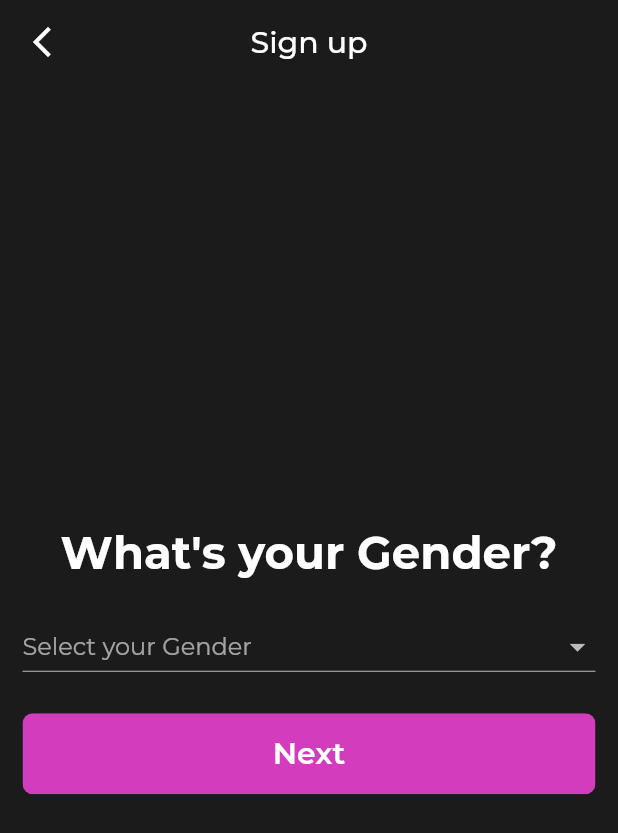
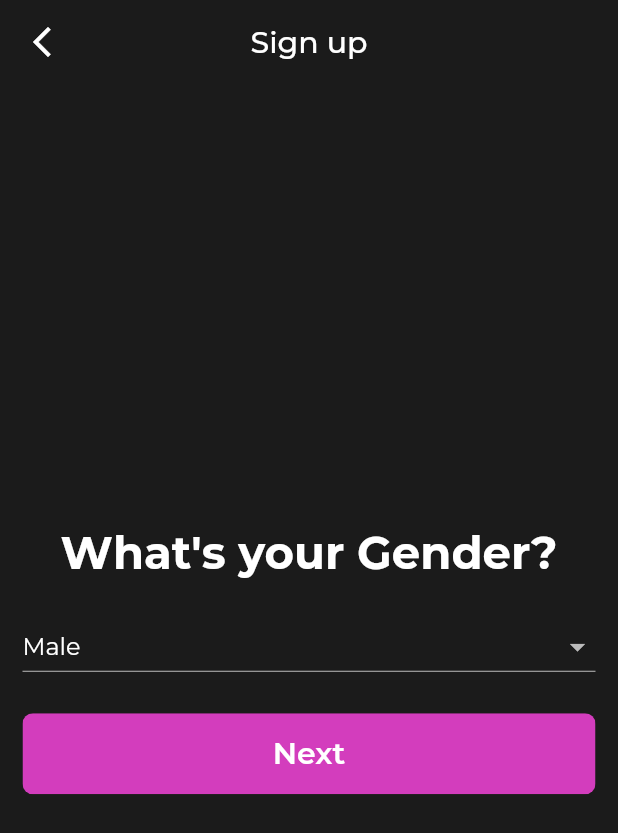
Before and after one commit to manosanjay-g/socod, a Flutter app: the SignUpScreen screen opened by its route, after a tap on "Next", on a phone screen of 412 x 824 dp. Shown: the top 833 px of the screen. Run offline on Flutter 3.47's test engine with Material 2 defaults, Android fonts, the phone set to English and light mode, and no system bars; our stand-ins replace flutter_card_swiper, fluttertoast, image_picker.

Commit message:
big change

```diff
--- a/client/socod/lib/configs/route_config.dart
+++ b/client/socod/lib/configs/route_config.dart
@@ -9,6 +9,6 @@ var routes = <String, WidgetBuilder>{
   '/matches-screen': (_) => const MatchesScreen(),
   '/otp-screen': (_) => const OTPScreen(),
   '/preferences-screen': (_) => const PreferencesScreen(),
-  '/signin-screen': (_) => SignInScreen(),
+  '/signin-screen': (_) => const SignInScreen(),
   '/signup-screen': (_) => const SignUpScreen(),
 };
--- a/client/socod/lib/screens/signin_screen.dart
+++ b/client/socod/lib/screens/signin_screen.dart
@@ -89,14 +89,14 @@ class _SignInScreenState extends State<SignInScreen> {
                     ),
                     Consumer<AuthProvider>(
                       builder: (context, authProvider, _) => Container(
-                        child: authProvider.errorMessage() != null
+                        child: authProvider.resMessage() != null
                             ? Column(
                                 children: [
                                   const SizedBox(
                                     height: 20,
                                   ),
                                   Text(
-                                    authProvider.errorMessage().toString(),
+                                    authProvider.resMessage().toString(),
                                     textAlign: TextAlign.center,
                                   ),
                                 ],
--- a/client/socod/lib/screens/signup_screen.dart
+++ b/client/socod/lib/screens/signup_screen.dart
@@ -1,4 +1,8 @@
+import 'dart:convert';
+
 import 'package:flutter/material.dart';
+import 'package:fluttertoast/fluttertoast.dart';
+import 'package:socod/providers/auth_provider.dart';
 import 'package:socod/widgets/signup_screen/bio_interests_field.dart';
 import 'package:socod/widgets/signup_screen/dept_field.dart';
 import 'package:socod/widgets/signup_screen/email_password_field.dart';
@@ -6,6 +10,7 @@ import 'package:socod/widgets/signup_screen/gender_field.dart';
 import 'package:socod/widgets/signup_screen/name_field.dart';
 import 'package:socod/widgets/signup_screen/otp_field.dart';
 import 'package:socod/widgets/signup_screen/profile_image_field.dart';
+import 'package:provider/provider.dart';
 
 class SignUpScreen extends StatefulWidget {
   const SignUpScreen({super.key});
@@ -16,15 +21,17 @@ class SignUpScreen extends StatefulWidget {
 
 class _SignUpScreenState extends State<SignUpScreen> {
   int _count = 0;
+  bool _isLoading = false;
   final List _pages = [
     const NameField(),
     GenderField(),
     DeptField(),
     const EmailPasswordField(),
     const BioInterestsField(),
-    const ProfileImageField(),
+    ProfileImageField(),
     const OTPField(),
   ];
+
   @override
   Widget build(BuildContext context) {
     return WillPopScope(
@@ -54,7 +61,8 @@ class _SignUpScreenState extends State<SignUpScreen> {
             children: [
               _pages[_count],
               _count < _pages.length - 1
-                  ? ClipRRect(
+                  ? Consumer<AuthProvider>(
+                      builder: (context, authProvider, _) => ClipRRect(
                         borderRadius: BorderRadius.circular(7),
                         child: TextButton(
                           style: TextButton.styleFrom(
@@ -65,9 +73,31 @@ class _SignUpScreenState extends State<SignUpScreen> {
                           onPressed: () => {
                             setState(() {
                               if (_count < _pages.length - 1) {
+                                if (_count == 5) {
+                                  setState(() => {
+                                        _isLoading = true,
+                                      });
+                                  var res = authProvider.signUp();
+                                  res.then((value) {
+                                    if (value != null) {
+                                      if (value.statusCode != 200 &&
+                                          value.statusCode != 201) {
+                                        Fluttertoast.showToast(
+                                            msg: jsonDecode(
+                                                value.body)["message"]);
+                                      } else {
                                         _count = _count + 1;
                                       }
-                          })
+                                      setState(() {
+                                        _isLoading = false;
+                                      });
+                                    }
+                                  });
+                                } else {
+                                  _count = _count + 1;
+                                }
+                              }
+                            }),
                           },
                           child: Container(
                             color: Theme.of(context).accentColor,
@@ -76,13 +106,18 @@ class _SignUpScreenState extends State<SignUpScreen> {
                               vertical: 15,
                               horizontal: 25,
                             ),
-                          child: const Center(
-                            child: Text(
+                            child: Center(
+                              child: _isLoading == false
+                                  ? const Text(
                                       "Next",
                                       style: TextStyle(
                                           color: Colors.white,
                                           fontSize: 20,
                                           fontWeight: FontWeight.w600),
+                                    )
+                                  : const CircularProgressIndicator(
+                                      color: Colors.white,
+                                    ),
                             ),
                           ),
                         ),
--- a/client/socod/lib/widgets/signup_screen/gender_field.dart
+++ b/client/socod/lib/widgets/signup_screen/gender_field.dart
@@ -1,4 +1,6 @@
 import 'package:flutter/material.dart';
+import 'package:provider/provider.dart';
+import 'package:socod/providers/auth_provider.dart';
 
 class GenderField extends StatelessWidget {
   GenderField({super.key});
@@ -19,7 +21,9 @@ class GenderField extends StatelessWidget {
         const SizedBox(
           height: 20,
         ),
-        DropdownButton<String>(
+        Consumer<AuthProvider>(
+          builder: (context, authProvider, _) => DropdownButton<String>(
+            value: authProvider.genderController,
             isExpanded: true,
             hint: const Text("Select your Gender"),
             borderRadius: BorderRadius.circular(7),
@@ -29,7 +33,10 @@ class GenderField extends StatelessWidget {
                 child: Text(value),
               );
             }).toList(),
-          onChanged: (_) {},
+            onChanged: (String? newValue) {
+              authProvider.setGender(newValue);
+            },
+          ),
         ),
         const SizedBox(
           height: 20,
--- a/client/socod/lib/widgets/signup_screen/name_field.dart
+++ b/client/socod/lib/widgets/signup_screen/name_field.dart
@@ -1,20 +1,15 @@
 import 'package:flutter/material.dart';
+import 'package:provider/provider.dart';
+import 'package:socod/providers/auth_provider.dart';
 
-class NameField extends StatefulWidget {
-  const NameField({
-    super.key,
-  });
+class NameField extends StatelessWidget {
+  const NameField({super.key});
 
-  @override
-  State<NameField> createState() => _NameFieldState();
-}
-
-class _NameFieldState extends State<NameField> {
   @override
   Widget build(BuildContext context) {
     return Column(
-      children: const [
-        Center(
+      children: [
+        const Center(
           child: Text(
             "What's your Name?",
             style: TextStyle(
@@ -23,12 +18,14 @@ class _NameFieldState extends State<NameField> {
             ),
           ),
         ),
-        SizedBox(
+        const SizedBox(
           height: 20,
         ),
-        TextField(
+        Consumer<AuthProvider>(
+          builder: (context, authProvider, _) => TextField(
+            controller: authProvider.nameController,
             cursorColor: Colors.white,
-          decoration: InputDecoration(
+            decoration: const InputDecoration(
               focusedBorder: OutlineInputBorder(
                 borderSide: BorderSide(
                   color: Colors.white,
@@ -38,7 +35,8 @@ class _NameFieldState extends State<NameField> {
               border: OutlineInputBorder(),
             ),
           ),
-        SizedBox(
+        ),
+        const SizedBox(
           height: 20,
         ),
       ],
--- a/client/socod/pubspec.yaml
+++ b/client/socod/pubspec.yaml
@@ -40,6 +40,7 @@ dependencies:
   image_picker: ^0.8.7+2
   http: ^0.13.5
   provider: ^6.0.5
+  fluttertoast: ^8.2.1
 
 dev_dependencies:
   flutter_test:
```
Also changed, not shown: client/socod/lib/providers/auth_provider.dart (+112 -11 lines), client/socod/lib/widgets/signup_screen/bio_interests_field.dart (+11 -6 lines), client/socod/lib/widgets/signup_screen/dept_field.dart (+16 -4 lines), client/socod/lib/widgets/signup_screen/email_password_field.dart (+15 -11 lines), client/socod/lib/widgets/signup_screen/profile_image_field.dart (+24 -30 lines), client/socod/pubspec.lock, 9 other files. Lines whose indentation alone changed are shown as unchanged.
